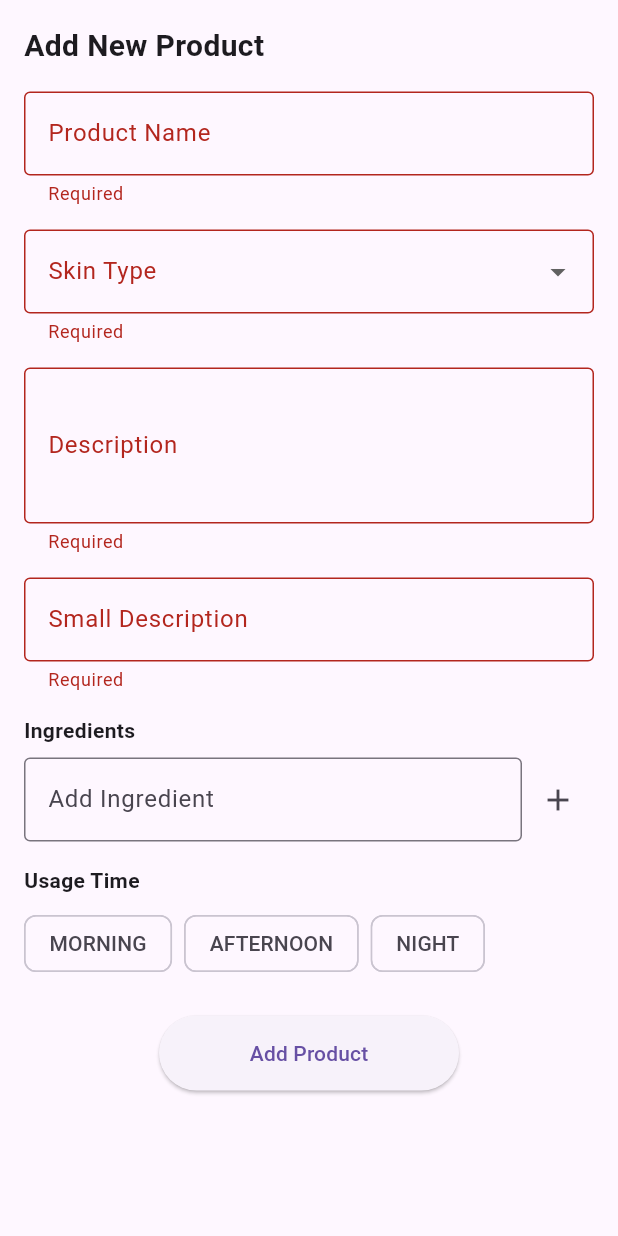
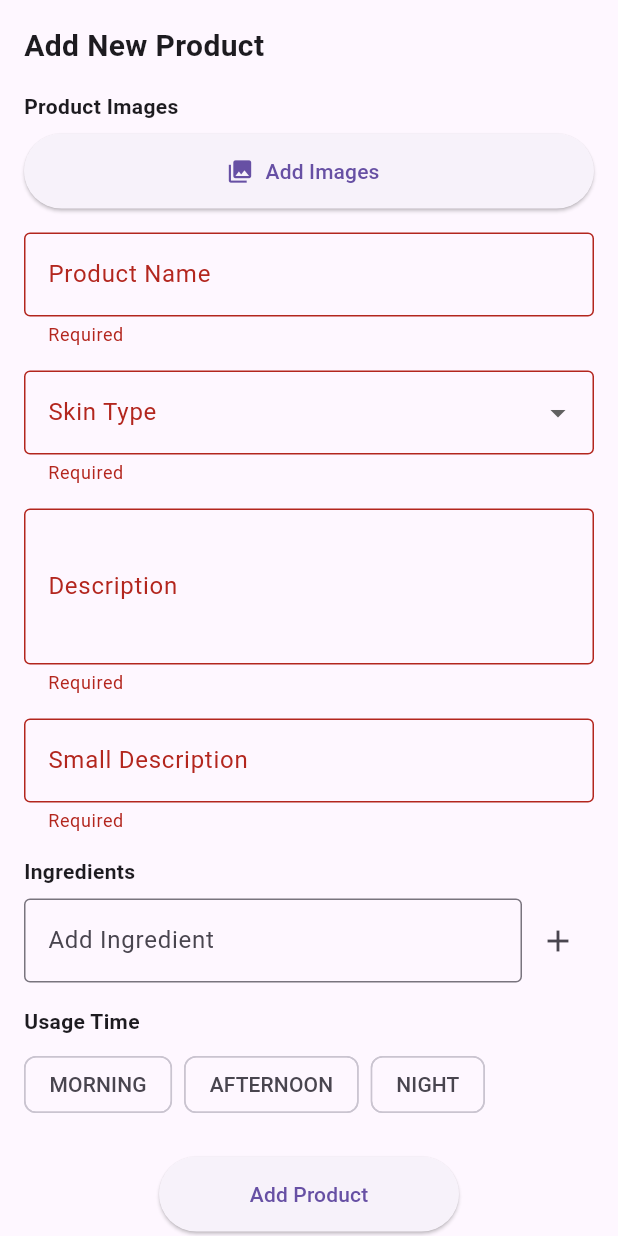
Before and after one commit to maimaliha21/FlawLessYouFlutter, a Flutter app: the AddProductPopup widget shown alone on an empty page, opened directly with empty values, after a tap on "Add Product", on a phone screen of 412 x 824 dp. Run offline on Flutter 3.47's test engine with Material 3 defaults, Android fonts, the phone set to English and light mode, and no system bars; our stand-ins replace cached_network_image, firebase_auth, firebase_core, flutter_rating_bar, font_awesome_flutter, google_fonts and 3 more; accounts and stored records are empty; network calls fail.

Commit message:
add product

```diff
--- a/lib/Product/product.dart
+++ b/lib/Product/product.dart
@@ -4,7 +4,9 @@ import 'dart:convert';
 import 'dart:async';
 import 'package:flutter_rating_bar/flutter_rating_bar.dart';
 import 'package:shared_preferences/shared_preferences.dart';
-
+import 'package:image_picker/image_picker.dart';
+import 'package:http_parser/http_parser.dart';
+import 'dart:io';
 class Product {
   final String productId;
   final String? name;
@@ -306,7 +308,6 @@ class _ProductTabScreenState extends State<ProductTabScreen> {
     );
   }
 }
-
 class AddProductPopup extends StatefulWidget {
   final String token;
   final String baseUrl;
@@ -338,10 +339,74 @@ class _AddProductPopupState extends State<AddProductPopup> {
   List<String> _selectedUsageTimes = [];
   final List<String> _usageTimeOptions = ['MORNING', 'AFTERNOON', 'NIGHT'];
 
+  List<File> _selectedImages = [];
+  bool _isUploading = false;
+  String? _newProductId;
+
+  Future<void> _pickImages() async {
+    final pickedFiles = await ImagePicker().pickMultiImage(
+      maxWidth: 800,
+      maxHeight: 800,
+      imageQuality: 85,
+    );
+
+    if (pickedFiles != null) {
+      setState(() {
+        _selectedImages.addAll(pickedFiles.map((file) => File(file.path)).toList());
+      });
+    }
+  }
+
+  Future<void> _uploadImages(String productId) async {
+    if (_selectedImages.isEmpty) return;
+
+    setState(() => _isUploading = true);
+
+    try {
+      var request = http.MultipartRequest(
+        'POST',
+        Uri.parse('${widget.baseUrl}/product/$productId/photos'),
+      );
+
+      request.headers['Authorization'] = 'Bearer ${widget.token}';
+
+      for (var image in _selectedImages) {
+        request.files.add(
+          await http.MultipartFile.fromPath(
+            'files',
+            image.path,
+            contentType: MediaType('image', 'jpeg'),
+          ),
+        );
+      }
+
+      var response = await request.send();
+      final responseBody = await response.stream.bytesToString();
+
+      if (response.statusCode == 200) {
+        final jsonResponse = json.decode(responseBody);
+        ScaffoldMessenger.of(context).showSnackBar(
+          SnackBar(content: Text('Images uploaded successfully')),
+        );
+      } else {
+        throw Exception('Failed to upload images: ${response.statusCode}');
+      }
+    } catch (e) {
+      ScaffoldMessenger.of(context).showSnackBar(
+        SnackBar(content: Text('Error uploading images: $e')),
+      );
+    } finally {
+      setState(() => _isUploading = false);
+    }
+  }
+
   Future<void> _addProduct() async {
     if (!_formKey.currentState!.validate()) return;
 
+    setState(() => _isUploading = true);
+
     try {
+      // First create the product
       final response = await http.post(
         Uri.parse('${widget.baseUrl}/product'),
         headers: {
@@ -359,20 +424,28 @@ class _AddProductPopupState extends State<AddProductPopup> {
       );
 
       if (response.statusCode == 200) {
+        final responseData = json.decode(response.body);
+        _newProductId = responseData['productId'];
+
+        // Then upload images if any
+        if (_selectedImages.isNotEmpty) {
+          await _uploadImages(_newProductId!);
+        }
+
         ScaffoldMessenger.of(context).showSnackBar(
           SnackBar(content: Text('Product added successfully')),
         );
         widget.onProductAdded();
         Navigator.of(context).pop();
       } else {
-        ScaffoldMessenger.of(context).showSnackBar(
-          SnackBar(content: Text('Failed to add product: ${response.body}')),
-        );
+        throw Exception('Failed to add product: ${response.body}');
       }
     } catch (e) {
       ScaffoldMessenger.of(context).showSnackBar(
-        SnackBar(content: Text('Connection error: $e')),
+        SnackBar(content: Text('Error: $e')),
       );
+    } finally {
+      setState(() => _isUploading = false);
     }
   }
 
@@ -388,6 +461,12 @@ class _AddProductPopupState extends State<AddProductPopup> {
   void _removeIngredient(int index) {
     setState(() {
       _ingredients.removeAt(index);
+    });
+  }
+
+  void _removeImage(int index) {
+    setState(() {
+      _selectedImages.removeAt(index);
     });
   }
 
@@ -417,6 +496,56 @@ class _AddProductPopupState extends State<AddProductPopup> {
             ),
             SizedBox(height: 16),
 
+            // Product Images Section
+            Text('Product Images', style: TextStyle(fontWeight: FontWeight.bold)),
+            SizedBox(height: 8),
+
+            if (_selectedImages.isNotEmpty)
+              SizedBox(
+                height: 100,
+                child: ListView.builder(
+                  scrollDirection: Axis.horizontal,
+                  itemCount: _selectedImages.length,
+                  itemBuilder: (context, index) {
+                    return Stack(
+                      children: [
+                        Container(
+                          width: 100,
+                          height: 100,
+                          margin: EdgeInsets.only(right: 8),
+                          decoration: BoxDecoration(
+                            borderRadius: BorderRadius.circular(8),
+                            image: DecorationImage(
+                              image: FileImage(_selectedImages[index]),
+                              fit: BoxFit.cover,
+                            ),
+                          ),
+                        ),
+                        Positioned(
+                          top: 0,
+                          right: 0,
+                          child: IconButton(
+                            icon: Icon(Icons.close, color: Colors.red),
+                            onPressed: () => _removeImage(index),
+                          ),
+                        ),
+                      ],
+                    );
+                  },
+                ),
+              ),
+
+            ElevatedButton.icon(
+              onPressed: _pickImages,
+              icon: Icon(Icons.photo_library),
+              label: Text('Add Images'),
+              style: ElevatedButton.styleFrom(
+                minimumSize: Size(double.infinity, 50),
+              ),
+            ),
+            SizedBox(height: 16),
+
+            // Product Details Section
             TextFormField(
               controller: _nameController,
               decoration: InputDecoration(
@@ -469,6 +598,7 @@ class _AddProductPopupState extends State<AddProductPopup> {
             ),
             SizedBox(height: 16),
 
+            // Ingredients Section
             Text('Ingredients', style: TextStyle(fontWeight: FontWeight.bold)),
             SizedBox(height: 8),
 
@@ -504,6 +634,7 @@ class _AddProductPopupState extends State<AddProductPopup> {
             ],
             SizedBox(height: 16),
 
+            // Usage Time Section
             Text('Usage Time', style: TextStyle(fontWeight: FontWeight.bold)),
             SizedBox(height: 8),
 
@@ -519,8 +650,11 @@ class _AddProductPopupState extends State<AddProductPopup> {
             ),
             SizedBox(height: 24),
 
+            // Submit Button
             Center(
-              child: ElevatedButton(
+              child: _isUploading
+                  ? CircularProgressIndicator()
+                  : ElevatedButton(
                 onPressed: _addProduct,
                 child: Text('Add Product'),
                 style: ElevatedButton.styleFrom(
@@ -534,9 +668,6 @@ class _AddProductPopupState extends State<AddProductPopup> {
     );
   }
 }
-
-// Rest of your existing code (ProductCard, ProductDetailsPopup, EditProductPopup) remains the same
-
 class ProductCard extends StatefulWidget {
   final Product product;
   final String token;
```
